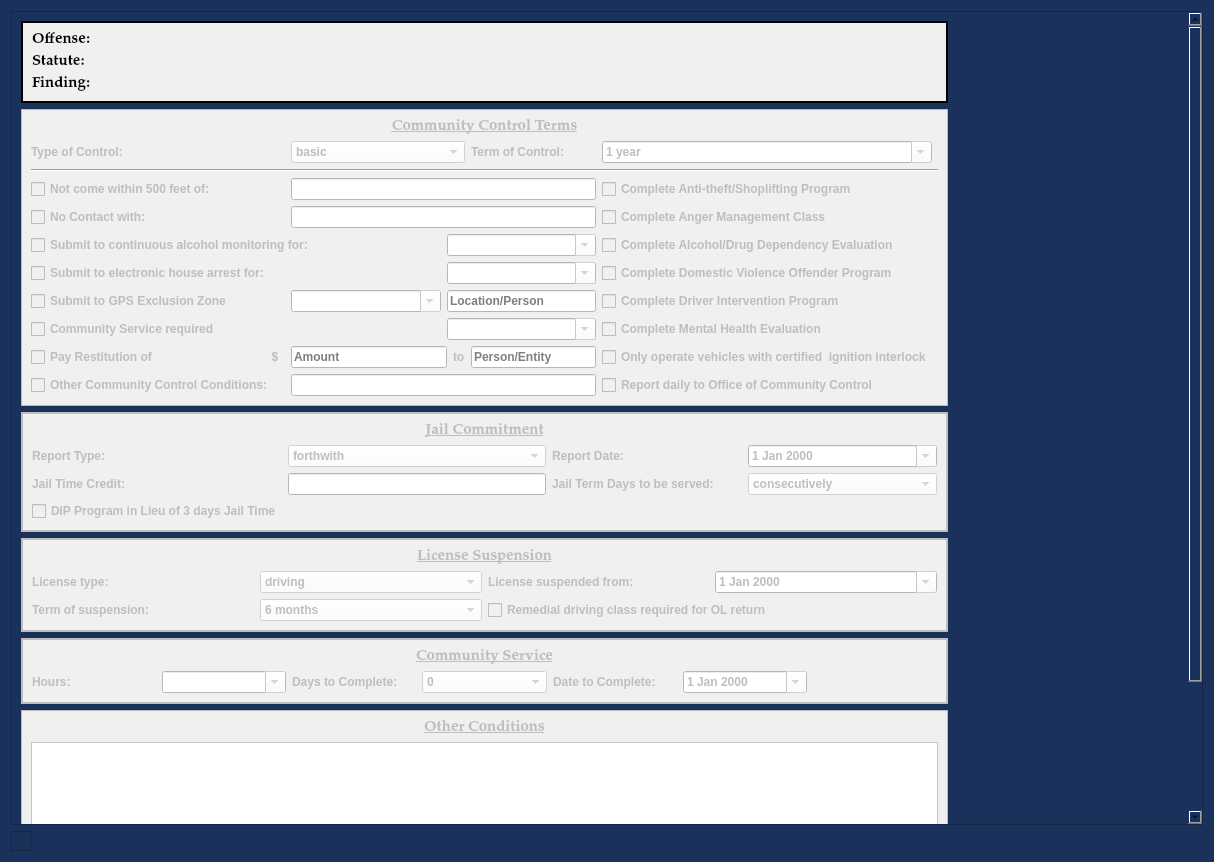
Above: views/ui/AddCommunityControlDialog.ui from HunterProgram22/MuniEntry before the change. Below: the same form after it.
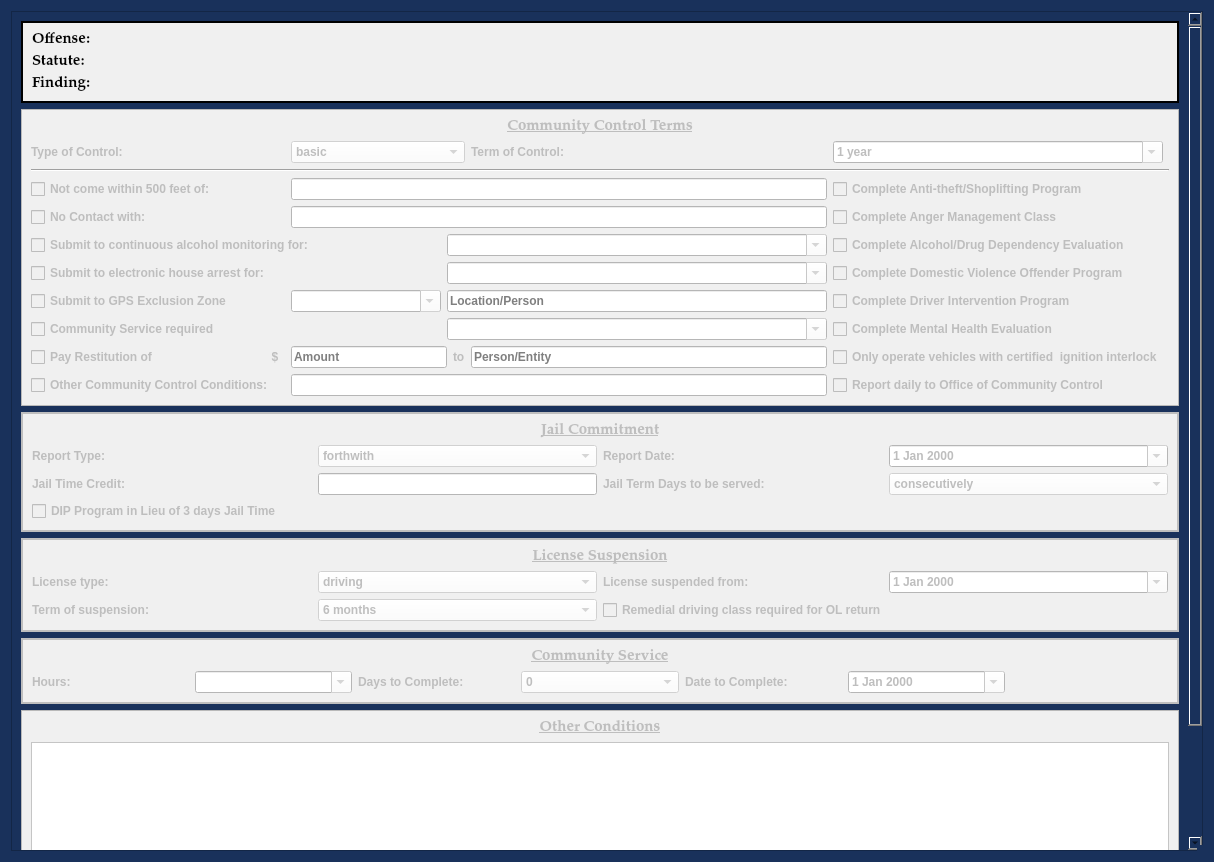
That is the form after the change.

Commit message: Delete unused condition frames working - need to fix if just 1 for size

```diff
--- a/views/ui/AddCommunityControlDialog.ui
+++ b/views/ui/AddCommunityControlDialog.ui
@@ -17,7 +17,7 @@
    </rect>
   </property>
   <property name="sizePolicy">
-   <sizepolicy hsizetype="Ignored" vsizetype="Preferred">
+   <sizepolicy hsizetype="Preferred" vsizetype="Preferred">
     <horstretch>0</horstretch>
     <verstretch>0</verstretch>
    </sizepolicy>
@@ -152,10 +152,10 @@
    <bool>true</bool>
   </property>
   <layout class="QGridLayout" name="gridLayout_7">
-   <item row="0" column="0">
+   <item row="1" column="0">
     <widget class="QScrollArea" name="scrollArea">
      <property name="sizePolicy">
-      <sizepolicy hsizetype="Expanding" vsizetype="Expanding">
+      <sizepolicy hsizetype="Preferred" vsizetype="Expanding">
        <horstretch>0</horstretch>
        <verstretch>0</verstretch>
       </sizepolicy>
@@ -173,7 +173,7 @@
        </rect>
       </property>
       <property name="sizePolicy">
-       <sizepolicy hsizetype="Maximum" vsizetype="Preferred">
+       <sizepolicy hsizetype="Preferred" vsizetype="Preferred">
         <horstretch>0</horstretch>
         <verstretch>0</verstretch>
        </sizepolicy>
@@ -452,7 +452,7 @@
             <property name="maximumSize">
              <size>
               <width>16777215</width>
-              <height>40</height>
+              <height>100</height>
              </size>
             </property>
             <property name="font">
@@ -656,6 +656,12 @@
          <layout class="QGridLayout" name="gridLayout_9">
           <item row="0" column="0">
            <widget class="QLabel" name="label_5">
+            <property name="maximumSize">
+             <size>
+              <width>16777215</width>
+              <height>100</height>
+             </size>
+            </property>
             <property name="font">
              <font>
               <family>Palatino Linotype</family>
@@ -820,6 +826,12 @@
               <verstretch>0</verstretch>
              </sizepolicy>
             </property>
+            <property name="maximumSize">
+             <size>
+              <width>16777215</width>
+              <height>100</height>
+             </size>
+            </property>
             <property name="font">
              <font>
               <family>Palatino Linotype</family>
@@ -954,6 +966,12 @@
               <verstretch>0</verstretch>
              </sizepolicy>
             </property>
+            <property name="maximumSize">
+             <size>
+              <width>16777215</width>
+              <height>100</height>
+             </size>
+            </property>
             <property name="font">
              <font>
               <family>Palatino Linotype</family>
@@ -1009,6 +1027,12 @@
           </item>
           <item row="0" column="0" colspan="7">
            <widget class="QLabel" name="label_26">
+            <property name="maximumSize">
+             <size>
+              <width>16777215</width>
+              <height>100</height>
+             </size>
+            </property>
             <property name="font">
              <font>
               <family>Palatino Linotype</family>
@@ -1222,23 +1246,6 @@
      </widget>
     </widget>
    </item>
-   <item row="1" column="0">
-    <widget class="QFrame" name="frame">
-     <property name="sizePolicy">
-      <sizepolicy hsizetype="Maximum" vsizetype="Preferred">
-       <horstretch>0</horstretch>
-       <verstretch>0</verstretch>
-      </sizepolicy>
-     </property>
-     <property name="frameShape">
-      <enum>QFrame::StyledPanel</enum>
-     </property>
-     <property name="frameShadow">
-      <enum>QFrame::Raised</enum>
-     </property>
-     <layout class="QGridLayout" name="gridLayout_5"/>
-    </widget>
-   </item>
   </layout>
  </widget>
  <tabstops>
```
Left out of the diff: 1 changed line with no effect on the pictures. The commit also changes 3 other files.
